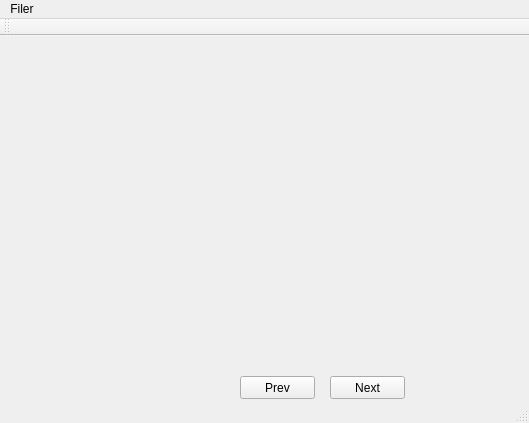
First picture: the form in src/mainwindow.ui, repository sergiorf/brANPR, before the edit.
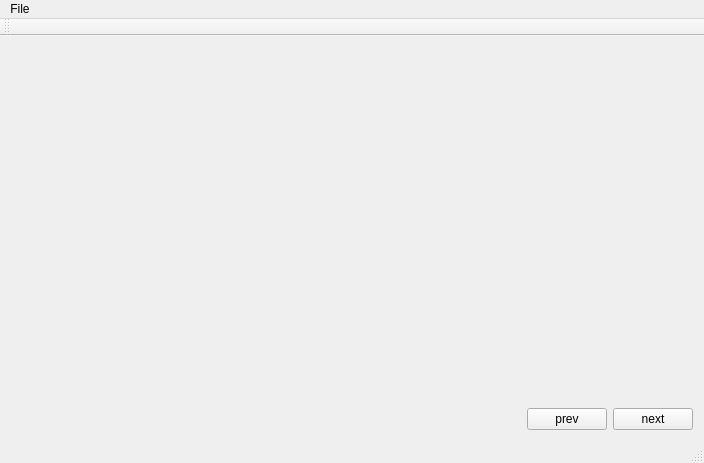
Second picture: the form after the edit.

Patch:
```diff
--- a/src/mainwindow.ui
+++ b/src/mainwindow.ui
@@ -6,23 +6,18 @@
    <rect>
     <x>0</x>
     <y>0</y>
-    <width>529</width>
-    <height>423</height>
+    <width>704</width>
+    <height>463</height>
    </rect>
   </property>
   <property name="windowTitle">
    <string>MainWindow</string>
   </property>
   <widget class="QWidget" name="centralWidget">
-   <widget class="QWidget" name="gridLayoutWidget">
-    <property name="geometry">
-     <rect>
-      <x>20</x>
-      <y>10</y>
-      <width>471</width>
-      <height>311</height>
-     </rect>
-    </property>
+   <layout class="QHBoxLayout" name="horizontalLayout_2">
+    <item>
+     <layout class="QVBoxLayout" name="verticalLayout">
+      <item>
     <layout class="QGridLayout" name="gridLayout">
      <item row="0" column="1">
       <widget class="QLabel" name="label_2">
@@ -31,21 +26,14 @@
        </property>
       </widget>
      </item>
-     <item row="2" column="1">
-      <widget class="QLabel" name="label">
-       <property name="text">
-        <string/>
-       </property>
-      </widget>
-     </item>
-     <item row="0" column="0">
+        <item row="1" column="0">
       <widget class="QLabel" name="label_3">
        <property name="text">
         <string/>
        </property>
       </widget>
      </item>
-     <item row="2" column="0">
+        <item row="1" column="1">
       <widget class="QLabel" name="label_4">
        <property name="text">
         <string/>
@@ -53,59 +41,64 @@
       </widget>
      </item>
     </layout>
-   </widget>
-   <widget class="QLabel" name="label_5">
-    <property name="geometry">
-     <rect>
-      <x>20</x>
-      <y>340</y>
-      <width>161</width>
-      <height>21</height>
-     </rect>
-    </property>
+      </item>
+      <item>
+       <layout class="QHBoxLayout" name="horizontalLayout">
+        <property name="sizeConstraint">
+         <enum>QLayout::SetMinimumSize</enum>
+        </property>
+        <item>
+         <widget class="QLabel" name="pictPath">
     <property name="text">
      <string/>
     </property>
    </widget>
-   <widget class="QPushButton" name="pushButton">
-    <property name="geometry">
-     <rect>
-      <x>240</x>
-      <y>340</y>
-      <width>75</width>
-      <height>23</height>
-     </rect>
-    </property>
+        </item>
+        <item>
+         <spacer name="horizontalSpacer">
+          <property name="orientation">
+           <enum>Qt::Horizontal</enum>
+          </property>
+          <property name="sizeHint" stdset="0">
+           <size>
+            <width>40</width>
+            <height>20</height>
+           </size>
+          </property>
+         </spacer>
+        </item>
+        <item>
+         <widget class="QPushButton" name="prevBtn">
     <property name="text">
-     <string>Prev</string>
-    </property>
-   </widget>
-   <widget class="QPushButton" name="pushButton_2">
-    <property name="geometry">
-     <rect>
-      <x>330</x>
-      <y>340</y>
-      <width>75</width>
-      <height>23</height>
-     </rect>
-    </property>
+           <string>prev</string>
+          </property>
+         </widget>
+        </item>
+        <item>
+         <widget class="QPushButton" name="nextBtn">
     <property name="text">
-     <string>Next</string>
-    </property>
-   </widget>
+           <string>next</string>
+          </property>
+         </widget>
+        </item>
+       </layout>
+      </item>
+     </layout>
+    </item>
+   </layout>
   </widget>
   <widget class="QMenuBar" name="menuBar">
    <property name="geometry">
     <rect>
      <x>0</x>
      <y>0</y>
-     <width>529</width>
+     <width>704</width>
      <height>21</height>
     </rect>
    </property>
    <widget class="QMenu" name="menuFile">
     <property name="title">
-     <string>Filer</string>
+     <string>File</string>
     </property>
     <addaction name="actionOpenFolder"/>
    </widget>
```
Left out of the diff: 18 changed lines with no effect on the pictures. Lines whose indentation alone changed are shown as unchanged.
